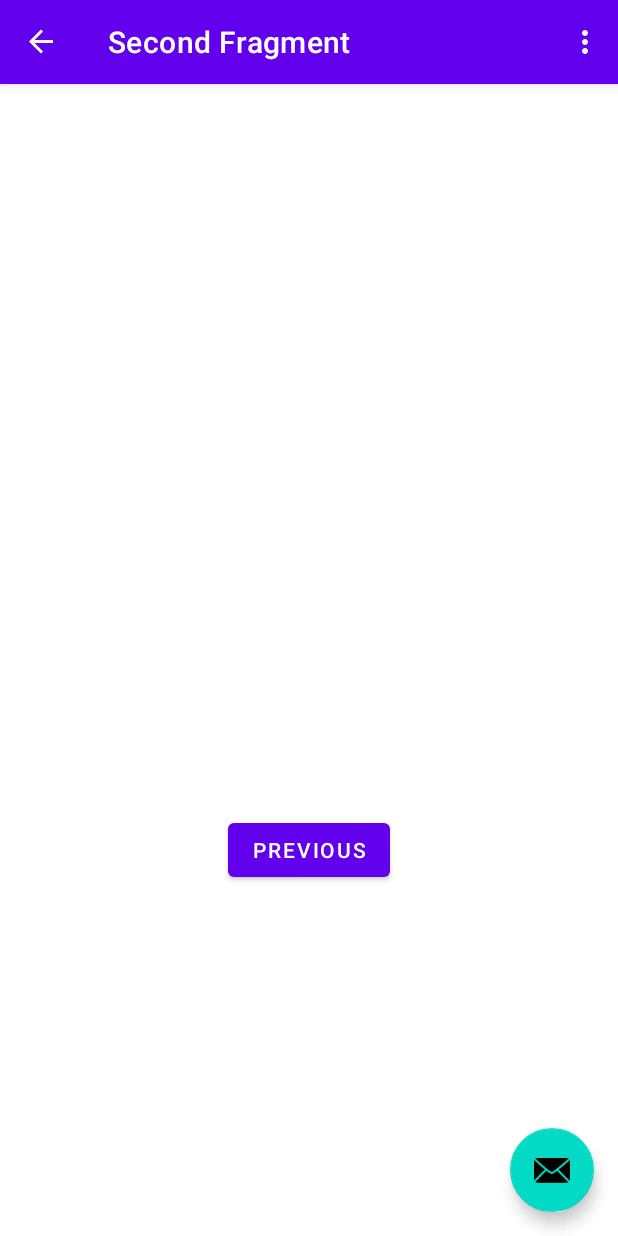
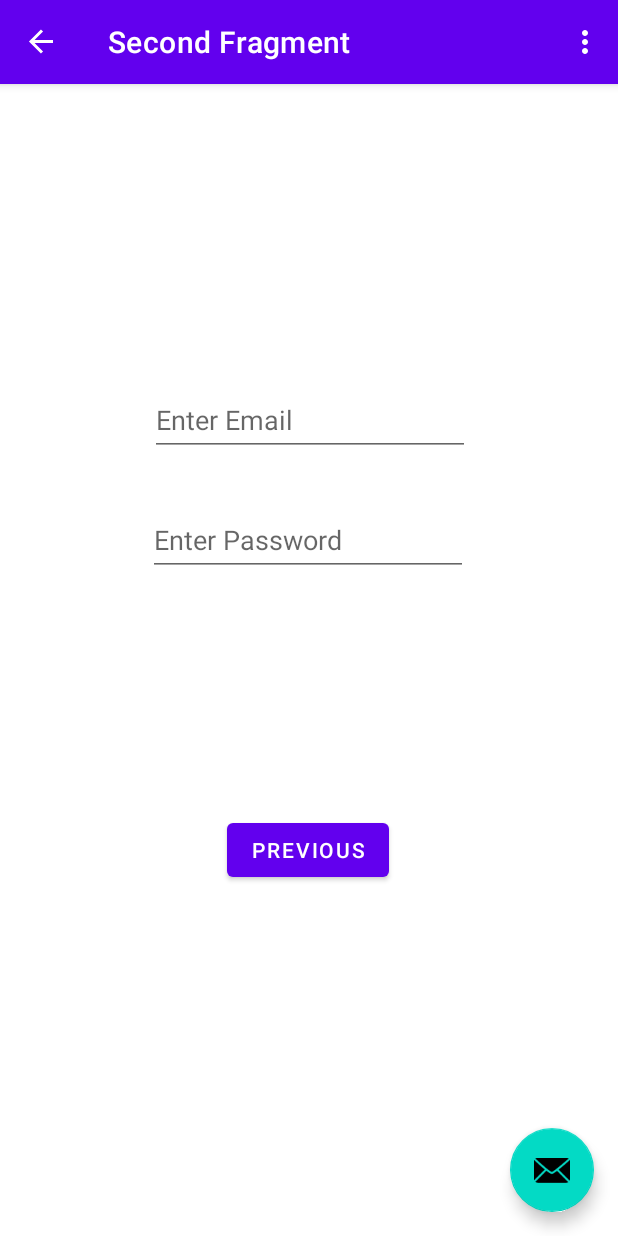
Before and after one commit to uOttawaSEGA2022/project-group-33, an Android app: the SecondFragment screen opened through its navigation route, on a phone screen of 412 x 824 dp. Run offline under Robolectric (Android 15) with nearby library versions, the phone set to English and light mode, and no system bars; our stand-ins replace navigation-ui.

Commit message:
add inputs to the second screen

```diff
--- a/app/src/main/res/layout/fragment_second.xml
+++ b/app/src/main/res/layout/fragment_second.xml
@@ -22,6 +22,38 @@
         android:text="@string/previous"
         app:layout_constraintBottom_toBottomOf="parent"
         app:layout_constraintEnd_toEndOf="parent"
+        app:layout_constraintHorizontal_bias="0.498"
         app:layout_constraintStart_toStartOf="parent"
         app:layout_constraintTop_toBottomOf="@id/textview_second" />
+
+    <EditText
+        android:id="@+id/editTextTextEmailAddress"
+        android:layout_width="wrap_content"
+        android:layout_height="wrap_content"
+        android:layout_marginStart="101dp"
+        android:layout_marginTop="200dp"
+        android:layout_marginEnd="100dp"
+        android:ems="10"
+        android:hint="@string/enter_email"
+        android:inputType="textEmailAddress"
+        android:minHeight="48dp"
+        app:layout_constraintEnd_toEndOf="parent"
+        app:layout_constraintStart_toStartOf="parent"
+        app:layout_constraintTop_toTopOf="parent" />
+
+    <EditText
+        android:id="@+id/editTextTextPassword"
+        android:layout_width="wrap_content"
+        android:layout_height="wrap_content"
+        android:layout_marginStart="100dp"
+        android:layout_marginTop="32dp"
+        android:layout_marginEnd="101dp"
+        android:ems="10"
+        android:hint="@string/enter_password"
+        android:inputType="textPassword"
+        android:minHeight="48dp"
+        app:layout_constraintEnd_toEndOf="parent"
+        app:layout_constraintStart_toStartOf="parent"
+        app:layout_constraintTop_toBottomOf="@+id/editTextTextEmailAddress" />
+
 </androidx.constraintlayout.widget.ConstraintLayout>
--- a/app/src/main/res/values/strings.xml
+++ b/app/src/main/res/values/strings.xml
@@ -5,10 +5,15 @@
     <string name="first_fragment_label">First Fragment</string>
     <string name="second_fragment_label">Second Fragment</string>
     <string name="next">Next</string>
+    <string name="back">Back</string>
     <string name="register_cook">Register as a Cook</string>
     <string name="register_client">Register as a Client</string>
     <string name="previous">Previous</string>
 
     <string name="hello_first_fragment">Hello first fragment</string>
     <string name="hello_second_fragment">Hello second fragment. Arg: %1$s</string>
+
+<!--    Fragment 2 -->
+    <string name="enter_email">Enter Email</string>
+    <string name="enter_password">Enter Password</string>
 </resources>
```
